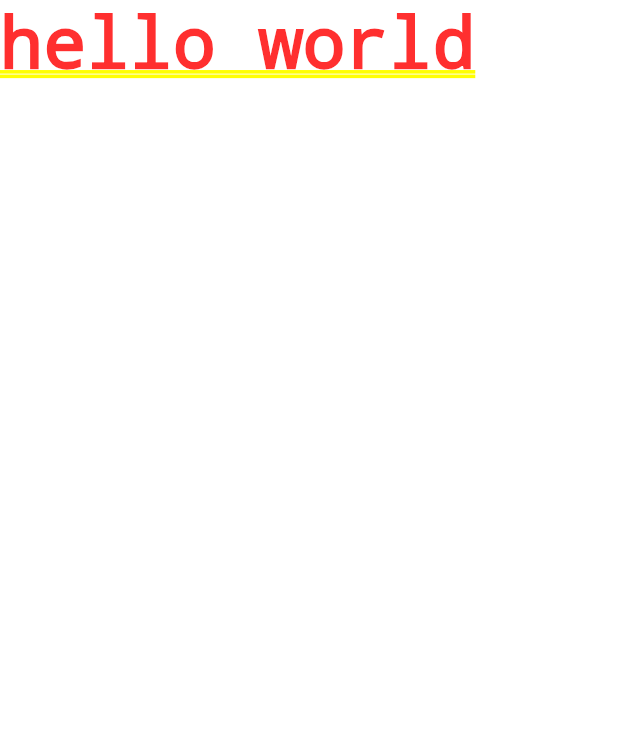
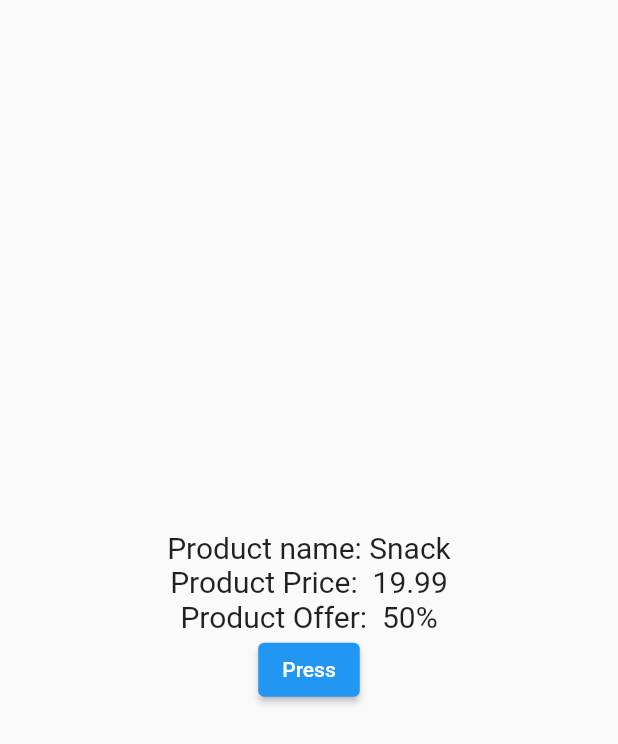
Before and after one commit to Shentia/getx, a Flutter app: the screen it shows after launch, on a phone screen of 412 x 824 dp. Shown: the top 744 px of the screen. Run offline on Flutter 3.47's test engine with Material 2 defaults, Android fonts, the phone set to English and light mode, and no system bars; our stand-ins replace get.

Commit message:
obs and make Model

```diff
--- a/lib/main.dart
+++ b/lib/main.dart
@@ -1,5 +1,6 @@
 import 'package:flutter/material.dart';
 import 'package:get/route_manager.dart';
+import 'package:getx/view/main_screen.dart';
 
 void main() {
   runApp(const MyApp());
@@ -25,7 +26,7 @@ class MyApp extends StatelessWidget {
         // is not restarted.
         primarySwatch: Colors.blue,
       ),
-      home: Text('hello world'),
+      home: MainScreen(),
     );
   }
 }
--- /dev/null
+++ b/lib/model/product_model.dart
@@ -0,0 +1,7 @@
+class ProductModel {
+  late String name;
+  late String price;
+  late String offer;
+
+  ProductModel({required this.name, required this.price, required this.offer});
+}
--- /dev/null
+++ b/lib/view/main_screen.dart
@@ -0,0 +1,51 @@
+import 'package:flutter/material.dart';
+import 'package:get/get.dart';
+import 'package:getx/model/product_model.dart';
+
+class MainScreen extends StatelessWidget {
+  MainScreen({super.key});
+  var counter = 0.obs;
+  // RxInt counter = 0.obs;
+  // var counter = RxInt(0);
+  // var counter = Rx<int>(0);
+  Rx<ProductModel> productModel =
+      ProductModel(name: "Snack", price: "19.99", offer: "50%").obs;
+  //obx
+  //GetX
+  //GetBuilder
+
+  @override
+  Widget build(BuildContext context) {
+    return Scaffold(
+      body: Center(
+        child: Column(
+          mainAxisAlignment: MainAxisAlignment.center,
+          children: [
+            Obx((() {
+              return Column(
+                children: [
+                  Text("Product name: ${productModel.value.name}",
+                      style: const TextStyle(fontSize: 20)),
+                  Text("Product Price:  ${productModel.value.price}",
+                      style: const TextStyle(fontSize: 20)),
+                  Text("Product Offer:  ${productModel.value.offer}",
+                      style: const TextStyle(fontSize: 20)),
+                ],
+              );
+            })),
+            ElevatedButton(
+                onPressed: () {
+                  // counter = counter + 1;
+                  productModel.update((val) {
+                    val!.name = "Lays";
+                    val.offer = "20%";
+                    val.price = "50.99";
+                  });
+                },
+                child: const Text("Press"))
+          ],
+        ),
+      ),
+    );
+  }
+}
--- a/pubspec.yaml
+++ b/pubspec.yaml
@@ -36,6 +36,7 @@ dependencies:
   # The following adds the Cupertino Icons font to your application.
   # Use with the CupertinoIcons class for iOS style icons.
   cupertino_icons: ^1.0.2
+  get: ^4.6.5
 
 dev_dependencies:
   flutter_test:
```
Also changed, not shown: pubspec.lock.
